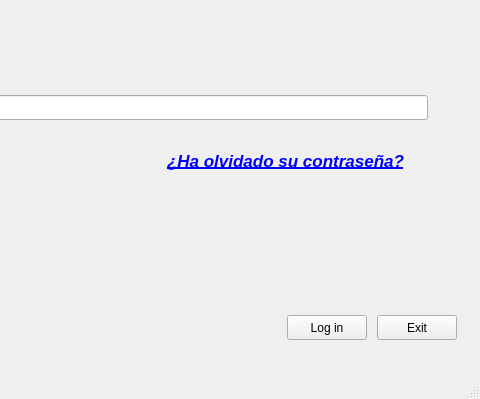
PurpleFlamingo/purpleACOES, file src/UI/login.ui: the form before one commit; both pictures show x 423 to 903 and y 242 to 641 of the 903 by 641 pixel window.
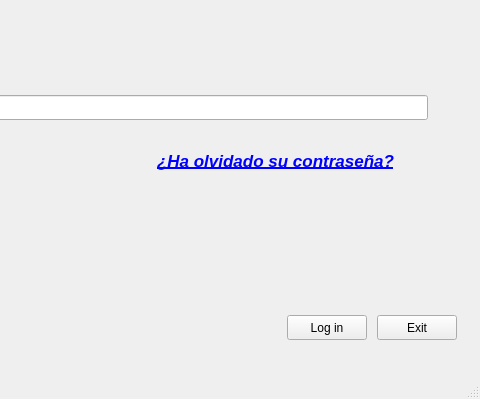
The form after the commit.

Diff of the .ui file:
```diff
--- a/src/UI/login.ui
+++ b/src/UI/login.ui
@@ -122,9 +122,9 @@
    <widget class="QLabel" name="label">
     <property name="geometry">
      <rect>
-      <x>590</x>
+      <x>580</x>
       <y>370</y>
-      <width>261</width>
+      <width>271</width>
       <height>31</height>
      </rect>
     </property>
```
